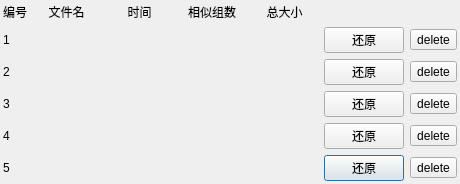
The window that components/dialog_match_result_cache/res/match_result_cache.ui (PPJUST/ComicDup) describes before a commit, drawn with Qt 5.
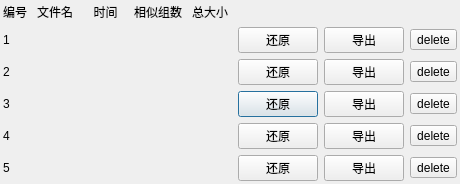
The same window after the commit.

Commit message: 新增：将匹配结果导出为excel

Diff of the .ui file:
```diff
--- a/components/dialog_match_result_cache/res/match_result_cache.ui
+++ b/components/dialog_match_result_cache/res/match_result_cache.ui
@@ -30,13 +30,30 @@
     <number>3</number>
    </property>
    <item>
-    <layout class="QGridLayout" name="gridLayout" rowstretch="0,0,0,0,0,0" columnstretch="0,1,1,1,1,0,0" columnminimumwidth="0,0,0,0,0,0,0">
+    <layout class="QGridLayout" name="gridLayout" rowstretch="0,0,0,0,0,0" columnstretch="0,1,1,1,1,0,0,0" columnminimumwidth="0,0,0,0,0,0,0,0">
      <property name="leftMargin">
       <number>0</number>
      </property>
      <property name="spacing">
       <number>6</number>
      </property>
+     <item row="3" column="0">
+      <widget class="QLabel" name="label_7">
+       <property name="text">
+        <string>3</string>
+       </property>
+      </widget>
+     </item>
+     <item row="0" column="0">
+      <widget class="QLabel" name="label_5">
+       <property name="text">
+        <string>编号</string>
+       </property>
+       <property name="alignment">
+        <set>Qt::AlignmentFlag::AlignCenter</set>
+       </property>
+      </widget>
+     </item>
      <item row="1" column="4">
       <widget class="QLabel" name="label_size_count_1">
        <property name="text">
@@ -47,18 +64,15 @@
        </property>
       </widget>
      </item>
-     <item row="0" column="3">
-      <widget class="QLabel" name="label_2">
+     <item row="5" column="0">
+      <widget class="QLabel" name="label_9">
        <property name="text">
-        <string>相似组数</string>
+        <string>5</string>
        </property>
-       <property name="alignment">
-        <set>Qt::AlignmentFlag::AlignCenter</set>
-       </property>
       </widget>
      </item>
-     <item row="3" column="2">
-      <widget class="QLabel" name="label_date_3">
+     <item row="1" column="3">
+      <widget class="QLabel" name="label_group_count_1">
        <property name="text">
         <string/>
        </property>
@@ -67,54 +81,6 @@
        </property>
       </widget>
      </item>
-     <item row="2" column="6">
-      <widget class="QToolButton" name="toolButton_delete_2">
-       <property name="text">
-        <string>delete</string>
-       </property>
-      </widget>
-     </item>
-     <item row="3" column="3">
-      <widget class="QLabel" name="label_group_count_3">
-       <property name="text">
-        <string/>
-       </property>
-       <property name="alignment">
-        <set>Qt::AlignmentFlag::AlignCenter</set>
-       </property>
-      </widget>
-     </item>
-     <item row="1" column="6">
-      <widget class="QToolButton" name="toolButton_delete_1">
-       <property name="text">
-        <string>delete</string>
-       </property>
-      </widget>
-     </item>
-     <item row="5" column="5">
-      <widget class="QPushButton" name="pushButton_restore_5">
-       <property name="text">
-        <string>还原</string>
-       </property>
-      </widget>
-     </item>
-     <item row="5" column="6">
-      <widget class="QToolButton" name="toolButton_delete_5">
-       <property name="text">
-        <string>delete</string>
-       </property>
-      </widget>
-     </item>
-     <item row="0" column="4">
-      <widget class="QLabel" name="label_3">
-       <property name="text">
-        <string>总大小</string>
-       </property>
-       <property name="alignment">
-        <set>Qt::AlignmentFlag::AlignCenter</set>
-       </property>
-      </widget>
-     </item>
      <item row="1" column="2">
       <widget class="QLabel" name="label_date_1">
        <property name="text">
@@ -125,27 +91,10 @@
        </property>
       </widget>
      </item>
-     <item row="3" column="5">
-      <widget class="QPushButton" name="pushButton_restore_3">
+     <item row="3" column="7">
+      <widget class="QToolButton" name="toolButton_delete_3">
        <property name="text">
-        <string>还原</string>
-       </property>
-      </widget>
-     </item>
-     <item row="4" column="4">
-      <widget class="QLabel" name="label_size_count_4">
-       <property name="text">
-        <string/>
-       </property>
-       <property name="alignment">
-        <set>Qt::AlignmentFlag::AlignCenter</set>
-       </property>
-      </widget>
-     </item>
-     <item row="3" column="0">
-      <widget class="QLabel" name="label_7">
-       <property name="text">
-        <string>3</string>
+        <string>delete</string>
        </property>
       </widget>
      </item>
@@ -159,20 +108,47 @@
        </property>
       </widget>
      </item>
-     <item row="1" column="5">
-      <widget class="QPushButton" name="pushButton_restore_1">
+     <item row="3" column="2">
+      <widget class="QLabel" name="label_date_3">
        <property name="text">
-        <string>还原</string>
+        <string/>
        </property>
+       <property name="alignment">
+        <set>Qt::AlignmentFlag::AlignCenter</set>
+       </property>
       </widget>
      </item>
-     <item row="2" column="5">
-      <widget class="QPushButton" name="pushButton_restore_2">
+     <item row="2" column="3">
+      <widget class="QLabel" name="label_group_count_2">
        <property name="text">
+        <string/>
+       </property>
+       <property name="alignment">
+        <set>Qt::AlignmentFlag::AlignCenter</set>
+       </property>
+      </widget>
+     </item>
+     <item row="3" column="5">
+      <widget class="QPushButton" name="pushButton_restore_3">
+       <property name="text">
         <string>还原</string>
        </property>
       </widget>
      </item>
+     <item row="1" column="7">
+      <widget class="QToolButton" name="toolButton_delete_1">
+       <property name="text">
+        <string>delete</string>
+       </property>
+      </widget>
+     </item>
+     <item row="2" column="0">
+      <widget class="QLabel" name="label_6">
+       <property name="text">
+        <string>2</string>
+       </property>
+      </widget>
+     </item>
      <item row="1" column="0">
       <widget class="QLabel" name="label_4">
        <property name="text">
@@ -180,8 +156,8 @@
        </property>
       </widget>
      </item>
-     <item row="2" column="3">
-      <widget class="QLabel" name="label_group_count_2">
+     <item row="4" column="2">
+      <widget class="QLabel" name="label_date_4">
        <property name="text">
         <string/>
        </property>
@@ -190,30 +166,10 @@
        </property>
       </widget>
      </item>
-     <item row="5" column="3">
-      <widget class="QLabel" name="label_group_count_5">
+     <item row="2" column="5">
+      <widget class="QPushButton" name="pushButton_restore_2">
        <property name="text">
-        <string/>
-       </property>
-       <property name="alignment">
-        <set>Qt::AlignmentFlag::AlignCenter</set>
-       </property>
-      </widget>
-     </item>
-     <item row="3" column="4">
-      <widget class="QLabel" name="label_size_count_3">
-       <property name="text">
-        <string/>
-       </property>
-       <property name="alignment">
-        <set>Qt::AlignmentFlag::AlignCenter</set>
-       </property>
-      </widget>
-     </item>
-     <item row="3" column="6">
-      <widget class="QToolButton" name="toolButton_delete_3">
-       <property name="text">
-        <string>delete</string>
+        <string>还原</string>
        </property>
       </widget>
      </item>
@@ -227,22 +183,18 @@
        </property>
       </widget>
      </item>
-     <item row="4" column="0">
-      <widget class="QLabel" name="label_8">
+     <item row="2" column="1">
+      <widget class="QLabel" name="label_filename_2">
        <property name="text">
-        <string>4</string>
+        <string/>
        </property>
-      </widget>
-     </item>
-     <item row="4" column="6">
-      <widget class="QToolButton" name="toolButton_delete_4">
-       <property name="text">
-        <string>delete</string>
+       <property name="alignment">
+        <set>Qt::AlignmentFlag::AlignCenter</set>
        </property>
       </widget>
      </item>
-     <item row="2" column="4">
-      <widget class="QLabel" name="label_size_count_2">
+     <item row="5" column="3">
+      <widget class="QLabel" name="label_group_count_5">
        <property name="text">
         <string/>
        </property>
@@ -251,6 +203,20 @@
        </property>
       </widget>
      </item>
+     <item row="2" column="7">
+      <widget class="QToolButton" name="toolButton_delete_2">
+       <property name="text">
+        <string>delete</string>
+       </property>
+      </widget>
+     </item>
+     <item row="5" column="7">
+      <widget class="QToolButton" name="toolButton_delete_5">
+       <property name="text">
+        <string>delete</string>
+       </property>
+      </widget>
+     </item>
      <item row="4" column="3">
       <widget class="QLabel" name="label_group_count_4">
        <property name="text">
@@ -261,8 +227,8 @@
        </property>
       </widget>
      </item>
-     <item row="4" column="2">
-      <widget class="QLabel" name="label_date_4">
+     <item row="3" column="3">
+      <widget class="QLabel" name="label_group_count_3">
        <property name="text">
         <string/>
        </property>
@@ -271,77 +237,6 @@
        </property>
       </widget>
      </item>
-     <item row="0" column="0">
-      <widget class="QLabel" name="label_5">
-       <property name="text">
-        <string>编号</string>
-       </property>
-       <property name="alignment">
-        <set>Qt::AlignmentFlag::AlignCenter</set>
-       </property>
-      </widget>
-     </item>
-     <item row="2" column="2">
-      <widget class="QLabel" name="label_date_2">
-       <property name="text">
-        <string/>
-       </property>
-       <property name="alignment">
-        <set>Qt::AlignmentFlag::AlignCenter</set>
-       </property>
-      </widget>
-     </item>
-     <item row="4" column="5">
-      <widget class="QPushButton" name="pushButton_restore_4">
-       <property name="text">
-        <string>还原</string>
-       </property>
-      </widget>
-     </item>
-     <item row="5" column="0">
-      <widget class="QLabel" name="label_9">
-       <property name="text">
-        <string>5</string>
-       </property>
-      </widget>
-     </item>
-     <item row="2" column="0">
-      <widget class="QLabel" name="label_6">
-       <property name="text">
-        <string>2</string>
-       </property>
-      </widget>
-     </item>
-     <item row="1" column="3">
-      <widget class="QLabel" name="label_group_count_1">
-       <property name="text">
-        <string/>
-       </property>
-       <property name="alignment">
-        <set>Qt::AlignmentFlag::AlignCenter</set>
-       </property>
-      </widget>
-     </item>
-     <item row="5" column="2">
-      <widget class="QLabel" name="label_date_5">
-       <property name="text">
-        <string/>
-       </property>
-       <property name="alignment">
-        <set>Qt::AlignmentFlag::AlignCenter</set>
-       </property>
-      </widget>
-     </item>
-     <item row="0" column="1">
-      <widget class="QLabel" name="label_18">
-       <property name="text">
-        <string>文件名</string>
-       </property>
-       <property name="alignment">
-        <set>Qt::AlignmentFlag::AlignCenter</set>
-       </property>
-      </widget>
-     </item>
      <item row="1" column="1">
       <widget class="QLabel" name="label_filename_1">
        <property name="text">
@@ -352,8 +247,8 @@
        </property>
       </widget>
      </item>
-     <item row="2" column="1">
-      <widget class="QLabel" name="label_filename_2">
+     <item row="3" column="4">
+      <widget class="QLabel" name="label_size_count_3">
        <property name="text">
         <string/>
        </property>
@@ -362,6 +257,13 @@
        </property>
       </widget>
      </item>
+     <item row="4" column="7">
+      <widget class="QToolButton" name="toolButton_delete_4">
+       <property name="text">
+        <string>delete</string>
+       </property>
+      </widget>
+     </item>
      <item row="3" column="1">
       <widget class="QLabel" name="label_filename_3">
        <property name="text">
@@ -372,9 +274,33 @@
        </property>
       </widget>
      </item>
-     <item row="4" column="1">
-      <widget class="QLabel" name="label_filename_4">
+     <item row="0" column="1">
+      <widget class="QLabel" name="label_18">
        <property name="text">
+        <string>文件名</string>
+       </property>
+       <property name="alignment">
+        <set>Qt::AlignmentFlag::AlignCenter</set>
+       </property>
+      </widget>
+     </item>
+     <item row="4" column="5">
+      <widget class="QPushButton" name="pushButton_restore_4">
+       <property name="text">
+        <string>还原</string>
+       </property>
+      </widget>
+     </item>
+     <item row="5" column="5">
+      <widget class="QPushButton" name="pushButton_restore_5">
+       <property name="text">
+        <string>还原</string>
+       </property>
+      </widget>
+     </item>
+     <item row="2" column="2">
+      <widget class="QLabel" name="label_date_2">
+       <property name="text">
         <string/>
        </property>
        <property name="alignment">
@@ -382,6 +308,36 @@
        </property>
       </widget>
      </item>
+     <item row="2" column="4">
+      <widget class="QLabel" name="label_size_count_2">
+       <property name="text">
+        <string/>
+       </property>
+       <property name="alignment">
+        <set>Qt::AlignmentFlag::AlignCenter</set>
+       </property>
+      </widget>
+     </item>
+     <item row="5" column="2">
+      <widget class="QLabel" name="label_date_5">
+       <property name="text">
+        <string/>
+       </property>
+       <property name="alignment">
+        <set>Qt::AlignmentFlag::AlignCenter</set>
+       </property>
+      </widget>
+     </item>
+     <item row="0" column="3">
+      <widget class="QLabel" name="label_2">
+       <property name="text">
+        <string>相似组数</string>
+       </property>
+       <property name="alignment">
+        <set>Qt::AlignmentFlag::AlignCenter</set>
+       </property>
+      </widget>
+     </item>
      <item row="5" column="1">
       <widget class="QLabel" name="label_filename_5">
        <property name="text">
@@ -392,6 +348,85 @@
        </property>
       </widget>
      </item>
+     <item row="1" column="5">
+      <widget class="QPushButton" name="pushButton_restore_1">
+       <property name="text">
+        <string>还原</string>
+       </property>
+      </widget>
+     </item>
+     <item row="4" column="1">
+      <widget class="QLabel" name="label_filename_4">
+       <property name="text">
+        <string/>
+       </property>
+       <property name="alignment">
+        <set>Qt::AlignmentFlag::AlignCenter</set>
+       </property>
+      </widget>
+     </item>
+     <item row="0" column="4">
+      <widget class="QLabel" name="label_3">
+       <property name="text">
+        <string>总大小</string>
+       </property>
+       <property name="alignment">
+        <set>Qt::AlignmentFlag::AlignCenter</set>
+       </property>
+      </widget>
+     </item>
+     <item row="4" column="0">
+      <widget class="QLabel" name="label_8">
+       <property name="text">
+        <string>4</string>
+       </property>
+      </widget>
+     </item>
+     <item row="4" column="4">
+      <widget class="QLabel" name="label_size_count_4">
+       <property name="text">
+        <string/>
+       </property>
+       <property name="alignment">
+        <set>Qt::AlignmentFlag::AlignCenter</set>
+       </property>
+      </widget>
+     </item>
+     <item row="1" column="6">
+      <widget class="QPushButton" name="pushButton_output_1">
+       <property name="text">
+        <string>导出</string>
+       </property>
+      </widget>
+     </item>
+     <item row="2" column="6">
+      <widget class="QPushButton" name="pushButton_output_2">
+       <property name="text">
+        <string>导出</string>
+       </property>
+      </widget>
+     </item>
+     <item row="3" column="6">
+      <widget class="QPushButton" name="pushButton_output_3">
+       <property name="text">
+        <string>导出</string>
+       </property>
+      </widget>
+     </item>
+     <item row="4" column="6">
+      <widget class="QPushButton" name="pushButton_output_4">
+       <property name="text">
+        <string>导出</string>
+       </property>
+      </widget>
+     </item>
+     <item row="5" column="6">
+      <widget class="QPushButton" name="pushButton_output_5">
+       <property name="text">
+        <string>导出</string>
+       </property>
+      </widget>
+     </item>
     </layout>
    </item>
    <item>
```
The commit also changes 8 other files.
